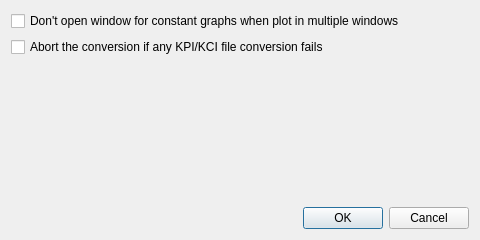
The window that VisualStatistics/OptionsDialog.ui (kery/MacVisTat) describes before a commit, drawn with Qt 5.
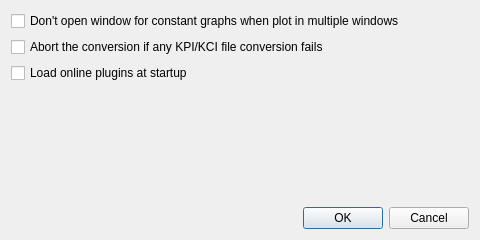
The same window after the commit.

Commit message: Add support for loading online plugins.

Diff of the .ui file:
```diff
--- a/VisualStatistics/OptionsDialog.ui
+++ b/VisualStatistics/OptionsDialog.ui
@@ -28,6 +28,13 @@
      </property>
     </widget>
    </item>
+   <item>
+    <widget class="QCheckBox" name="loadOnlinePluginsCheckBox">
+     <property name="text">
+      <string>Load online plugins at startup</string>
+     </property>
+    </widget>
+   </item>
    <item>
     <spacer name="verticalSpacer">
      <property name="orientation">
```
The commit also changes 7 other files.
